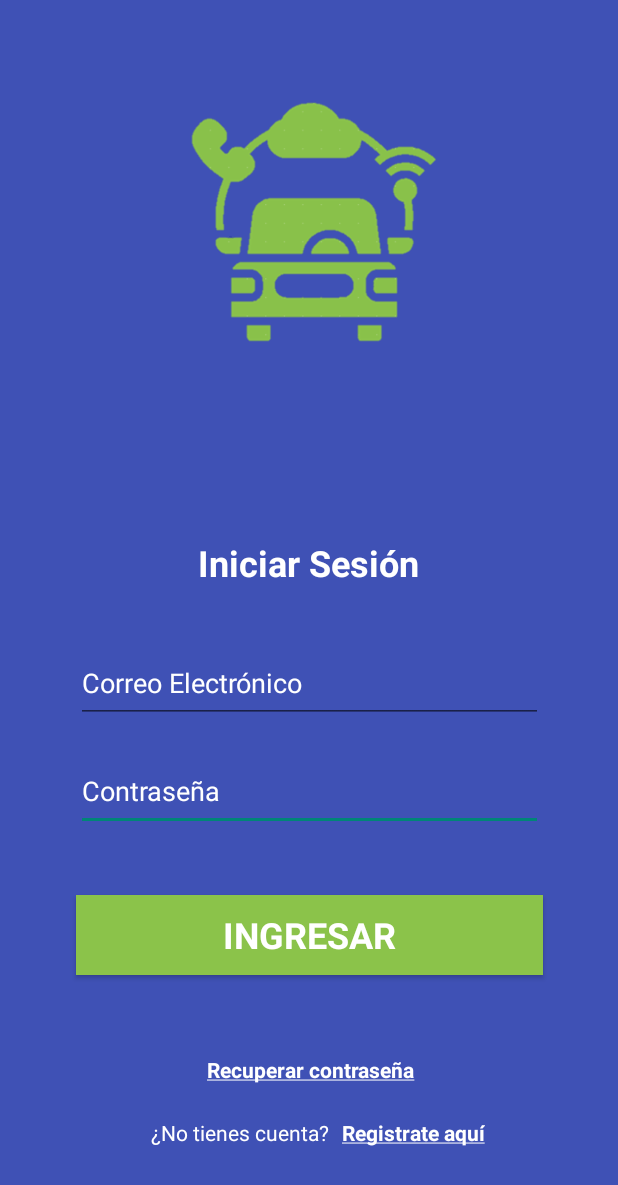
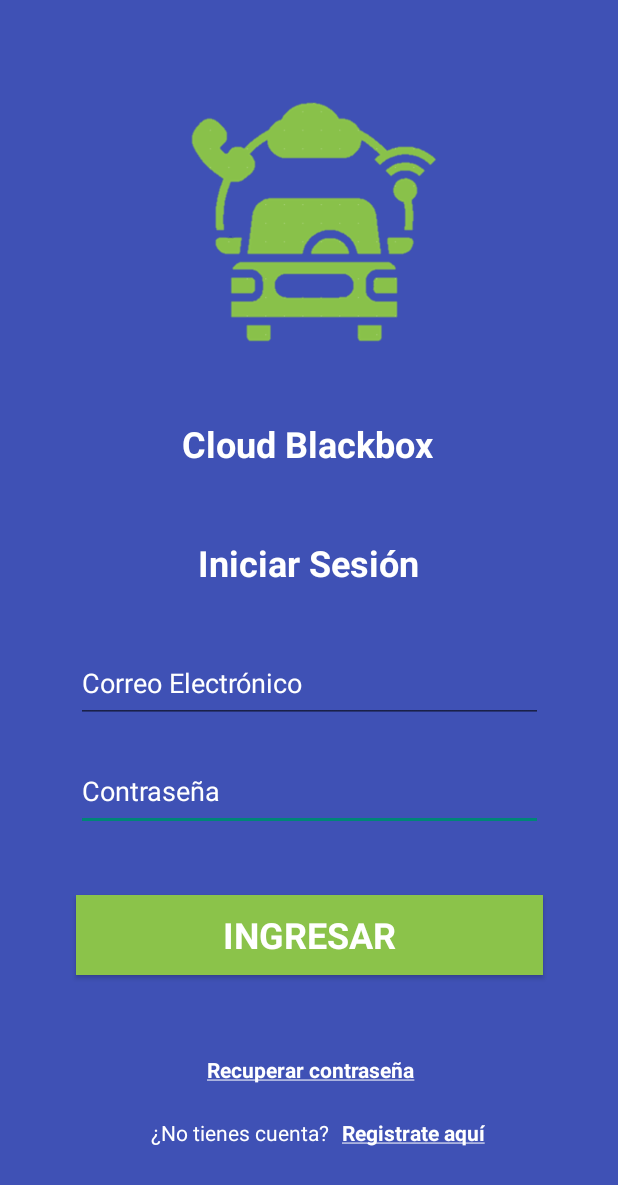
Before and after one commit to FerCJ/CloudBlackBox, an Android app: the screen it shows after launch (MainActivity), on a phone screen of 412 x 824 dp. Shown: the top 1185 px of the screen. Run offline under Robolectric (Android 15) with nearby library versions, the phone set to English and light mode, and no system bars; our stand-ins replace Firebase (no records; nobody signed in at launch, a user with empty details on screens opened directly); libraries missing offline, so code that uses them is left out: com.github.mikephil.charting; Roboto replaces fonts that are not available here.

Commit message:
AgregarNombre pantalla principal

```diff
--- a/app/src/main/res/layout/activity_main.xml
+++ b/app/src/main/res/layout/activity_main.xml
@@ -6,6 +6,20 @@
     android:layout_height="match_parent"
     android:background="@color/colorPrimary"
     tools:context=".MainActivity">
+
+    <TextView
+        android:layout_width="wrap_content"
+        android:layout_height="wrap_content"
+        android:text="@string/app_name"
+        android:textColor="#FFFFFF"
+        android:textSize="24sp"
+        android:textStyle="bold"
+        app:layout_constraintBottom_toBottomOf="parent"
+        app:layout_constraintEnd_toEndOf="parent"
+        app:layout_constraintHorizontal_bias="0.497"
+        app:layout_constraintStart_toStartOf="parent"
+        app:layout_constraintTop_toTopOf="parent"
+        app:layout_constraintVertical_bias="0.353" />
 
     <TextView
         android:id="@+id/text_iniciar"
--- a/app/src/main/res/values/strings.xml
+++ b/app/src/main/res/values/strings.xml
@@ -1,5 +1,5 @@
 <resources>
-    <string name="app_name">CloudBlackbox</string>
+    <string name="app_name">Cloud Blackbox</string>
     <string name="menu_contacto">Contacto</string>
     <string name="menu_about">Acerca de</string>
 
@@ -20,8 +20,8 @@
     <string name="registro_btn_Registrar">Registrar</string>
     <string name="registro__confirmarpass">Confirmar contraseña</string>
     <string name="registro_tel1">Tu numero telefónico</string>
-    <string name="registro_tel2">Télefono de emergencia 2</string>
-    <string name="registro_tel3">Télefono de emergencia 3</string>
+    <string name="registro_tel2">Télefono de emergencia 1</string>
+    <string name="registro_tel3">Télefono de emergencia 2</string>
     <string name="title_activity_login">LoginActivity</string>
     <string name="registro_Nombre">"Nombre"</string>
     <string name="prompt_email">Email</string>
```
